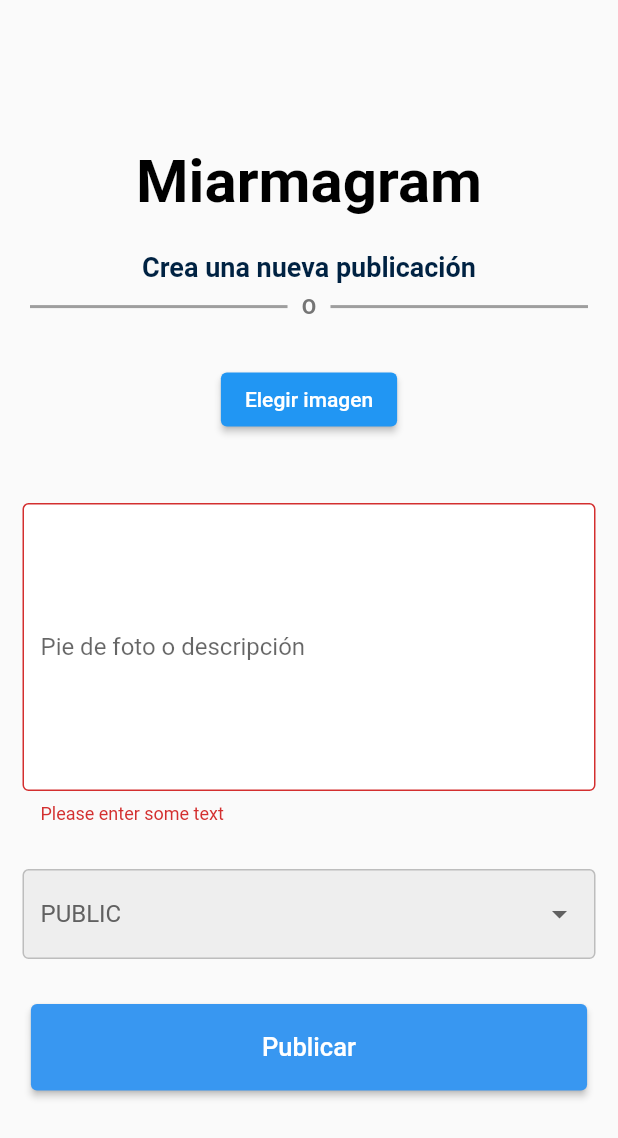
After one commit to inmadv02/Miarma_Flutter, a Flutter app: the CreatePostPage screen opened directly, after a tap on "Publicar", on a phone screen of 412 x 824 dp. The commit adds this screen. Shown: the top 1138 px of the screen. Run offline on Flutter 3.47's test engine with Material 2 defaults, Android fonts, the light colour scheme and no system bars; our stand-ins replace bloc, date_field, equatable, flutter_bloc, flutter_social_button, flutter_svg and 5 more; accounts and stored records are empty; Roboto replaces fonts that are missing (Lobster Two); statements that could not run were skipped.

Commit message:
Post de los posts completado

```diff
--- a/miarma_app_flutter/lib/src/posts/post_event.dart
+++ b/miarma_app_flutter/lib/src/blocs/posts/post_event.dart
@@ -16,3 +16,13 @@ class FetchPostsWithType extends PostEvent {
   @override
   List<Object> get props => [type];
 }
+
+class CreatePostsEvent extends PostEvent {
+  final CreatePostDTO createPostDTO;
+  final String path;
+
+  const CreatePostsEvent(this.createPostDTO, this.path);
+
+  @override
+  List<Object> get props => [createPostDTO];
+}
--- a/miarma_app_flutter/lib/src/posts/post_state.dart
+++ b/miarma_app_flutter/lib/src/blocs/posts/post_state.dart
@@ -27,3 +27,20 @@ class PublicPostsFetchError extends PostState {
   @override
   List<Object> get props => [message];
 }
+
+class PostCreated extends PostState {
+  final GetPostDTO response;
+
+  const PostCreated(this.response);
+
+  @override
+  List<Object> get props => [response];
+}
+
+class PostCreatedError extends PostState {
+  final String message;
+  const PostCreatedError(this.message);
+
+  @override
+  List<Object> get props => [message];
+}
--- /dev/null
+++ b/miarma_app_flutter/lib/src/models/posts/create_post_dto.dart
@@ -0,0 +1,33 @@
+class CreatePostDTO {
+  CreatePostDTO({
+    required this.titulo,
+    required this.texto,
+    required this.urlFoto,
+    required this.urlFoto2,
+    required this.visibilidad,
+  });
+
+  late final String titulo;
+  late final String texto;
+  late final String urlFoto;
+  late final String urlFoto2;
+  late final String visibilidad;
+
+  CreatePostDTO.fromJson(Map<String, dynamic> json) {
+    titulo = json['titulo'];
+    texto = json['texto'];
+    urlFoto = json['urlFoto'];
+    urlFoto2 = json['urlFoto2'];
+    visibilidad = json['visibilidad'];
+  }
+
+  Map<String, dynamic> toJson() {
+    final _data = <String, dynamic>{};
+    _data['titulo'] = titulo;
+    _data['texto'] = texto;
+    _data['urlFoto'] = urlFoto;
+    _data['urlFoto2'] = urlFoto2;
+    _data['visibilidad'] = visibilidad;
+    return _data;
+  }
+}
--- a/miarma_app_flutter/lib/src/repository/posts_repository/post_repository.dart
+++ b/miarma_app_flutter/lib/src/repository/posts_repository/post_repository.dart
@@ -1,5 +1,9 @@
-import 'package:miarma_app_flutter/src/models/get-post-dto.dart';
+import 'package:miarma_app_flutter/src/models/posts/create_post_dto.dart';
+
+import '../../models/posts/get_post_dto.dart';
 
 abstract class PostRepository {
   Future<List<GetPostDTO>> fetchPublicPosts(String type);
+
+  Future<GetPostDTO> createPosts(CreatePostDTO postDTO, String path);
 }
--- /dev/null
+++ b/miarma_app_flutter/lib/src/ui/pages/create_post_page.dart
@@ -0,0 +1,251 @@
+import 'dart:io';
+
+import 'package:flutter/material.dart';
+import 'package:flutter_bloc/flutter_bloc.dart';
+import 'package:image_picker/image_picker.dart';
+import 'package:miarma_app_flutter/src/blocs/posts/post_bloc.dart';
+import 'package:miarma_app_flutter/src/models/posts/create_post_dto.dart';
+import 'package:miarma_app_flutter/src/repository/posts_repository/post_repository.dart';
+import 'package:miarma_app_flutter/src/repository/posts_repository/posts_repository_impl.dart';
+import 'package:miarma_app_flutter/src/ui/pages/home_page.dart';
+import 'package:miarma_app_flutter/src/ui/pages/menu_page.dart';
+import 'package:miarma_app_flutter/utils/shared_preferences.dart';
+
+import '../../../styles.dart';
+import '../../../widgets/error_page.dart';
+import '../../blocs/image/bloc/image_bloc.dart';
+
+class CreatePostPage extends StatefulWidget {
+  const CreatePostPage({Key? key}) : super(key: key);
+
+  @override
+  State<CreatePostPage> createState() => _CreatePostPageState();
+}
+
+class _CreatePostPageState extends State<CreatePostPage> {
+  final _formKey = GlobalKey<FormState>();
+  TextEditingController textController = TextEditingController();
+  TextEditingController urlPhoto1Controller = TextEditingController();
+  TextEditingController urlPhoto2Controller = TextEditingController();
+  TextEditingController visibilityController = TextEditingController();
+  late PostRepository postRepository;
+  String filePath = ' ';
+  List<String> visibilidad = ['PUBLIC', 'PRIVATE'];
+  String dropdownvalue = 'PUBLIC';
+
+  @override
+  void initState() {
+    postRepository = PostRepositoryImpl();
+    super.initState();
+  }
+
+  @override
+  Widget build(BuildContext context) {
+    return MultiBlocProvider(providers: [
+      BlocProvider(create: (context) => PostBloc(postRepository)),
+      BlocProvider(create: (context) => ImageBloc())
+    ], child: Scaffold(body: _body(context)));
+  }
+
+  Widget _body(BuildContext context) {
+    return Scaffold(
+      body: Center(
+        child: Container(
+            child:
+                BlocConsumer<PostBloc, PostState>(listenWhen: (context, state) {
+          return state is PostCreated || state is PostCreatedError;
+        }, listener: (context, state) {
+          if (state is PostCreated) {
+            Navigator.push(
+              context,
+              MaterialPageRoute(builder: (context) => const HomePage()),
+            );
+          } else if (state is PostCreatedError) {
+            _errorMessage(context, state.message);
+          }
+        }, buildWhen: (context, state) {
+          return state is PostInitial;
+        }, builder: (ctx, state) {
+          if (state is PostInitial) {
+            return _createPost(ctx);
+          } else {
+            return _createPost(ctx);
+          }
+        })),
+      ),
+    );
+  }
+
+  void _errorMessage(BuildContext context, String message) {
+    final snackBar = SnackBar(
+      content: Text(message),
+    );
+    ScaffoldMessenger.of(context).showSnackBar(snackBar);
+  }
+
+  Widget _createPost(BuildContext context) {
+    double width = MediaQuery.of(context).size.width * 0.9;
+    double height = MediaQuery.of(context).size.height * 0.07;
+
+    return Scaffold(
+        body: Form(
+            key: _formKey,
+            child: SingleChildScrollView(
+              child: Column(
+                mainAxisAlignment: MainAxisAlignment.center,
+                crossAxisAlignment: CrossAxisAlignment.center,
+                children: [
+                  SizedBox(height: MediaQuery.of(context).size.width * 0.2),
+                  Padding(
+                    padding: const EdgeInsets.all(15.0),
+                    child:
+                        Text('Miarmagram', style: Styles.textTitleCustom(40)),
+                  ),
+                  const Padding(
+                    padding: EdgeInsets.all(8.0),
+                    child: Text('Crea una nueva publicación',
+                        textAlign: TextAlign.center,
+                        style: TextStyle(
+                            color: Styles.azulLetraLogin,
+                            fontWeight: FontWeight.bold,
+                            fontSize: 18)),
+                  ),
+                  Row(children: <Widget>[
+                    const Expanded(
+                        child: Divider(
+                      thickness: 2,
+                      color: Colors.grey,
+                      indent: 20,
+                      endIndent: 6,
+                    )),
+                    Text(" O ",
+                        style: TextStyle(
+                            fontWeight: FontWeight.w700,
+                            color: Colors.grey[600])),
+                    const Expanded(
+                        child: Divider(
+                      thickness: 2,
+                      color: Colors.grey,
+                      indent: 6,
+                      endIndent: 20,
+                    )),
+                  ]),
+                  BlocConsumer<ImageBloc, ImageState>(
+                    listenWhen: (context, state) {
+                      return state is ImageSelectedSuccessState;
+                    },
+                    listener: (context, state) {},
+                    buildWhen: (context, state) {
+                      return state is ImageInitial ||
+                          state is ImageSelectedSuccessState;
+                    },
+                    builder: (context, state) {
+                      if (state is ImageSelectedSuccessState) {
+                        filePath = state.pickedFile.path;
+                        return Padding(
+                          padding: const EdgeInsets.all(8.0),
+                          child: Container(
+                              width: MediaQuery.of(context).size.width * 0.3,
+                              child: Image.file(
+                                File(state.pickedFile.path),
+                                fit: BoxFit.fill,
+                              )),
+                        );
+                      }
+                      return Padding(
+                          padding: const EdgeInsets.fromLTRB(15, 30, 15, 30),
+                          child: ElevatedButton(
+                              onPressed: () {
+                                BlocProvider.of<ImageBloc>(context).add(
+                                    const SelectImageEvent(
+                                        ImageSource.gallery));
+                              },
+                              child: const Text('Elegir imagen')));
+                    },
+                  ),
+                  Padding(
+                    padding: const EdgeInsets.all(15.0),
+                    child: TextFormField(
+                      maxLines: 8,
+                      controller: textController,
+                      decoration: InputDecoration(
+                          labelText: 'Pie de foto o descripción',
+                          filled: true,
+                          fillColor: Colors.white,
+                          border: OutlineInputBorder(
+                            borderRadius:
+                                const BorderRadius.all(Radius.circular(4.0)),
+                            borderSide: BorderSide(color: Colors.grey[400]!),
+                          ),
+                          enabledBorder: OutlineInputBorder(
+                            borderRadius:
+                                const BorderRadius.all(Radius.circular(4.0)),
+                            borderSide: BorderSide(color: Colors.grey[400]!),
+                          )),
+                      validator: (value) {
+                        if (value == null || value.isEmpty) {
+                          return 'Please enter some text';
+                        }
+                        return null;
+                      },
+                    ),
+                  ),
+                  Padding(
+                    padding: const EdgeInsets.all(15.0),
+                    child: Container(
+                      padding: const EdgeInsets.symmetric(
+                          vertical: 5, horizontal: 11),
+                      decoration: BoxDecoration(
+                        color: Colors.grey[200],
+                        border: Border.all(color: Colors.grey[400]!),
+                        borderRadius:
+                            const BorderRadius.all(Radius.circular(4.0)),
+                      ),
+                      child: DropdownButton(
+                        isExpanded: true,
+                        value: dropdownvalue,
+                        underline: Container(color: Colors.grey[200]),
+                        dropdownColor: Colors.grey[200],
+                        onChanged: (String? newValue) {
+                          setState(() {
+                            dropdownvalue = newValue!;
+                          });
+                        },
+                        items: visibilidad
+                            .map<DropdownMenuItem<String>>((String value) {
+                          return DropdownMenuItem<String>(
+                            value: value,
+                            child: Text(value),
+                          );
+                        }).toList(),
+                        style: TextStyle(color: Colors.grey[700], fontSize: 16),
+                      ),
+                    ),
+                  ),
+                  Padding(
+                    padding: const EdgeInsets.fromLTRB(15, 15, 15, 30),
+                    child: ElevatedButton(
+                        style: ElevatedButton.styleFrom(
+                            fixedSize: Size(width, height),
+                            primary: Styles.azulMenu),
+                        onPressed: () {
+                          if (_formKey.currentState!.validate()) {
+                            final postDTO = CreatePostDTO(
+                                titulo: PreferenceUtils.getString('nickname')
+                                    .toString(),
+                                texto: textController.text,
+                                visibilidad: dropdownvalue,
+                                urlFoto: filePath,
+                                urlFoto2: filePath);
+                            BlocProvider.of<PostBloc>(context)
+                                .add(CreatePostsEvent(postDTO, filePath));
+                          }
+                        },
+                        child: const Text('Publicar',
+                            style: TextStyle(fontSize: 17))),
+                  ),
+                ],
+              ),
+            )));
+  }
+}
--- a/miarma_app_flutter/lib/src/ui/pages/home_page.dart
+++ b/miarma_app_flutter/lib/src/ui/pages/home_page.dart
@@ -2,8 +2,6 @@ import 'package:flutter/material.dart';
 import 'package:flutter_bloc/flutter_bloc.dart';
 import 'package:flutter_svg/svg.dart';
 
-import 'package:miarma_app_flutter/src/models/get-post-dto.dart';
-import 'package:miarma_app_flutter/src/posts/post_bloc.dart';
 import 'package:miarma_app_flutter/src/repository/constants.dart';
 import 'package:miarma_app_flutter/src/repository/posts_repository/post_repository.dart';
 import 'package:miarma_app_flutter/src/repository/posts_repository/posts_repository_impl.dart';
@@ -11,6 +9,8 @@ import 'package:miarma_app_flutter/src/repository/posts_repository/posts_reposit
 import '../../../widgets/error_page.dart';
 import '../../../widgets/home_app_bar.dart';
 import '../../../widgets/shimmer_horizontal_list.dart';
+import '../../blocs/posts/post_bloc.dart';
+import '../../models/posts/get_post_dto.dart';
 
 class HomePage extends StatefulWidget {
   const HomePage({Key? key}) : super(key: key);
@@ -194,7 +194,7 @@ class _HomePageState extends State<HomePage> {
                   text: TextSpan(
                       style: const TextStyle(
                           color: Colors.black, fontWeight: FontWeight.w700),
-                      text: postDTO.nickname,
+                      text: postDTO.titulo,
                       children: <TextSpan>[
                     TextSpan(
                         text: ' ' + postDTO.texto,
--- a/miarma_app_flutter/lib/src/ui/pages/login_page.dart
+++ b/miarma_app_flutter/lib/src/ui/pages/login_page.dart
@@ -56,7 +56,7 @@ class _LoginPageState extends State<LoginPage> {
           if (state is LoginSuccessState) {
             PreferenceUtils.setString(
                 Constants.token, state.loginResponse.token);
-            PreferenceUtils.setString('avatar', state.loginResponse.foto);
+
             Navigator.push(
               context,
               MaterialPageRoute(builder: (context) => const MenuPage()),
--- a/miarma_app_flutter/lib/src/ui/pages/signup_page.dart
+++ b/miarma_app_flutter/lib/src/ui/pages/signup_page.dart
@@ -359,7 +359,6 @@ class _SignInPageState extends State<SignInPage> {
                   Padding(
                     padding: const EdgeInsets.all(15.0),
                     child: Container(
-                      width: 310,
                       height: 60,
                       decoration: BoxDecoration(
                         color: Color(0xfff1f1f5),
```
Also changed, not shown: miarma_app_flutter/lib/src/blocs/posts/post_bloc.dart (renamed from miarma_app_flutter/lib/src/posts/post_bloc.dart, +16 -1 lines), miarma_app_flutter/lib/src/repository/posts_repository/posts_repository_impl.dart (+42 -2 lines), miarma_app_flutter/lib/src/repository/register_repository/register_repository_impl.dart (+2 -12 lines), miarma_app_flutter/lib/src/ui/pages/menu_page.dart (+4 -3 lines), miarma_app_flutter/lib/widgets/home_app_bar.dart (+14 -3 lines), miarma_app_flutter/lib/src/models/posts/get_post_dto.dart (renamed from miarma_app_flutter/lib/src/models/get-post-dto.dart).
